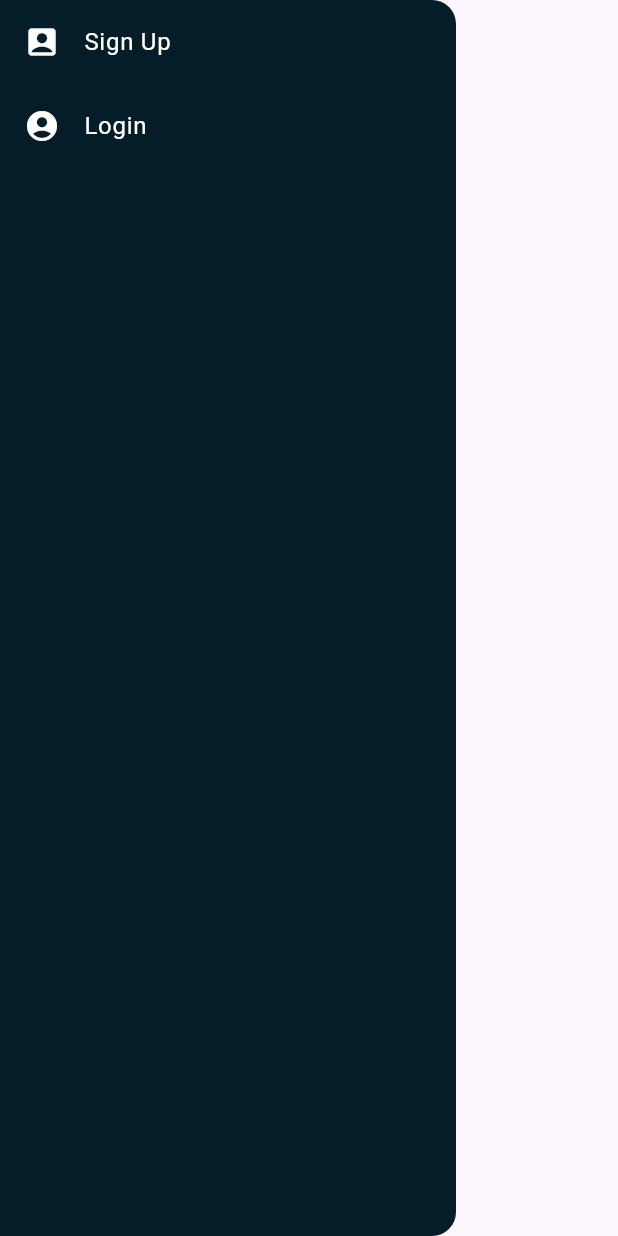
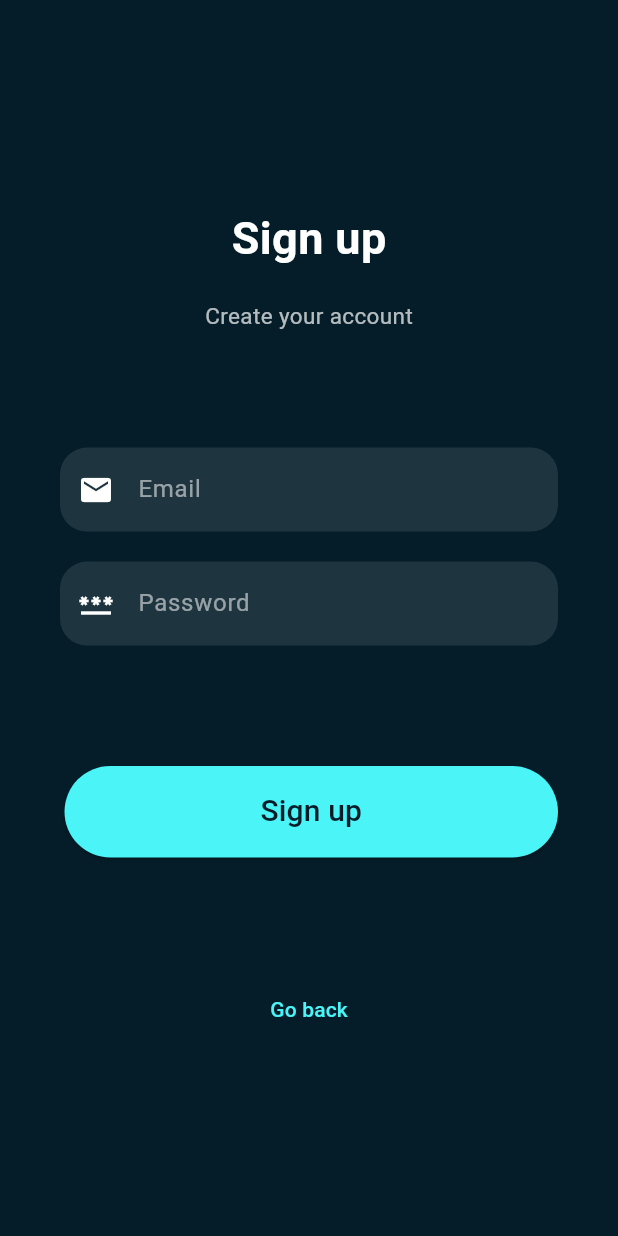
Before and after one commit to MarceliEDU/kalko, a Flutter app: the NavBar widget shown alone on an empty page, opened directly, after a tap on "Sign Up", on a phone screen of 412 x 824 dp. Run offline on Flutter 3.47's test engine with Material 3 defaults, Android fonts, the phone set to English and light mode, and no system bars; our stand-ins replace firebase_core, get; accounts and stored records are empty.

Commit message:
log in and sign up page

```diff
--- a/lib/navigation.dart
+++ b/lib/navigation.dart
@@ -1,5 +1,7 @@
 import 'package:flutter/cupertino.dart';
 import 'package:flutter/material.dart';
+import 'package:kalko/login_view.dart';
+import 'package:kalko/signup_view.dart';
 
 class NavBar extends StatelessWidget {
   const NavBar({super.key});
@@ -14,14 +16,20 @@
             leading: Icon(Icons.account_box, color: Colors.white,),
             title: Text("Sign Up", style: TextStyle(color: Colors.white),),
             onTap: () => {
-              // todo
+              Navigator.push(
+                context,
+                MaterialPageRoute(builder: (context) => const SignupPage()),
+              )
             },
           ),
           ListTile(
             leading: Icon(Icons.account_circle, color: Colors.white,),
             title: Text("Login", style: TextStyle(color: Colors.white),),
             onTap: () => {
-              // todo
+              Navigator.push(
+                context,
+                MaterialPageRoute(builder: (context) => const LoginPage()),
+              )
             },
           )
         ],
--- /dev/null
+++ b/lib/signup_view.dart
@@ -0,0 +1,103 @@
+import 'package:flutter/material.dart';
+
+class SignupPage extends StatelessWidget {
+  const SignupPage({super.key});
+
+  @override
+  Widget build(BuildContext context) {
+    return MaterialApp(
+      debugShowCheckedModeBanner: false,
+      home: Scaffold(
+        backgroundColor: Color(0xFF051d29),
+        body: SingleChildScrollView(
+          child: Container(
+            padding: const EdgeInsets.symmetric(horizontal: 40),
+            height: MediaQuery.of(context).size.height - 50,
+            width: double.infinity,
+            child: Column(
+              mainAxisAlignment: MainAxisAlignment.spaceEvenly,
+              crossAxisAlignment: CrossAxisAlignment.stretch,
+              children: <Widget>[
+                Column(
+                  children: <Widget>[
+                    const SizedBox(height: 60.0),
+                    const Text(
+                      "Sign up",
+                      style: TextStyle(
+                        fontSize: 30,
+                        fontWeight: FontWeight.bold,
+                        color: Colors.white
+                      ),
+                    ),
+                    const SizedBox(
+                      height: 20,
+                    ),
+                    Text(
+                      "Create your account",
+                      style: TextStyle(fontSize: 15, color: Colors.white70),
+                    )
+                  ],
+                ),
+                Column(
+                  children: <Widget>[
+                    TextField(
+                      style: TextStyle(color: Colors.white),
+                      decoration: InputDecoration(
+                          hintText: "Email",
+                          hintStyle: TextStyle(color: Colors.white54),
+                          border: OutlineInputBorder(
+                              borderRadius: BorderRadius.circular(18),
+                              borderSide: BorderSide.none),
+                          fillColor: Colors.white24.withOpacity(0.1),
+                          filled: true,
+                          prefixIcon: const Icon(Icons.email, color: Colors.white)),
+                    ),
+
+                    const SizedBox(height: 20),
+
+                    TextField(
+                      style: TextStyle(color: Colors.white),
+                      decoration: InputDecoration(
+                        hintText: "Password",
+                        hintStyle: TextStyle(color: Colors.white54),
+                        border: OutlineInputBorder(
+                            borderRadius: BorderRadius.circular(18),
+                            borderSide: BorderSide.none),
+                        fillColor: Colors.white24.withOpacity(0.1),
+                        filled: true,
+                        prefixIcon: const Icon(Icons.password, color: Colors.white,),
+                      ),
+                      obscureText: true,
+                    ),
+                  ],
+                ),
+                Container(
+                    padding: const EdgeInsets.only(top: 3, left: 3),
+                    child: ElevatedButton(
+                      onPressed: () {
+                      },
+                      style: ElevatedButton.styleFrom(
+                        shape: const StadiumBorder(),
+                        padding: const EdgeInsets.symmetric(vertical: 16),
+                        backgroundColor: Color(0xFF4AF4F7),
+                      ),
+                      child: const Text(
+                        "Sign up",
+                        style: TextStyle(fontSize: 20, color: Color(0xFF051d29)),
+                      ),
+                    )
+                ),
+                TextButton(
+                    onPressed: () {
+                      Navigator.pop(context);
+                    },
+                    child: const Text("Go back", style: TextStyle(color: Color(0xFF4AF4F7)),)
+                )
+              ],
+            ),
+          ),
+        ),
+      ),
+    );
+  }
+}
```
Also changed, not shown: lib/login_view.dart (added, +103 -0 lines).
